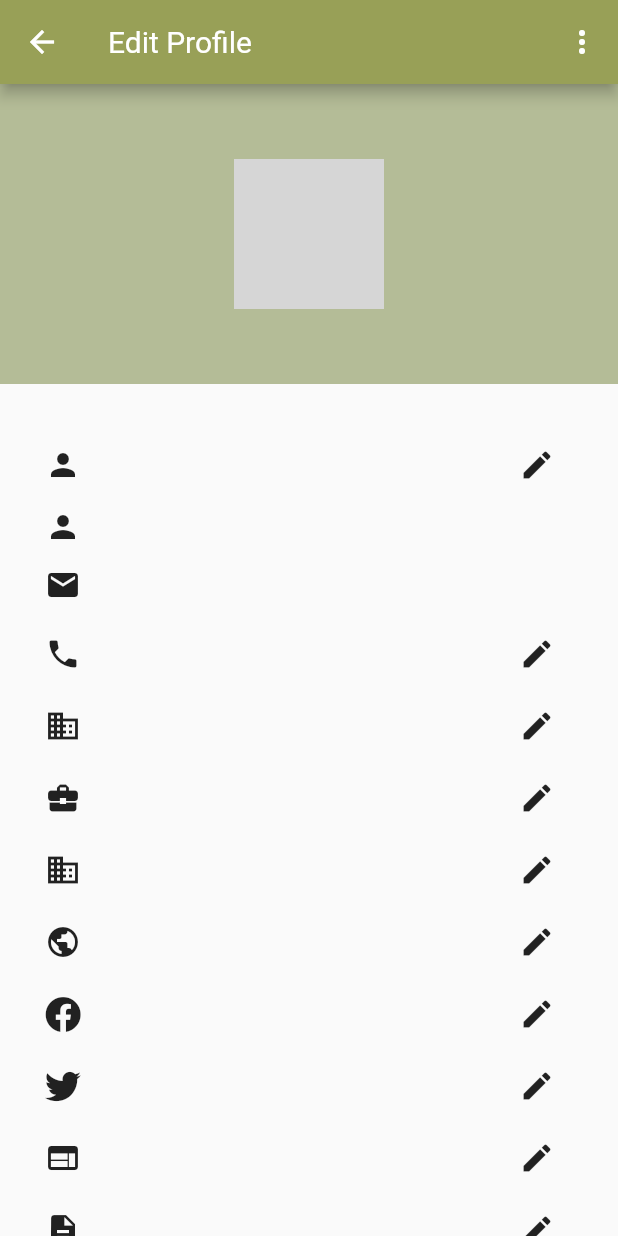
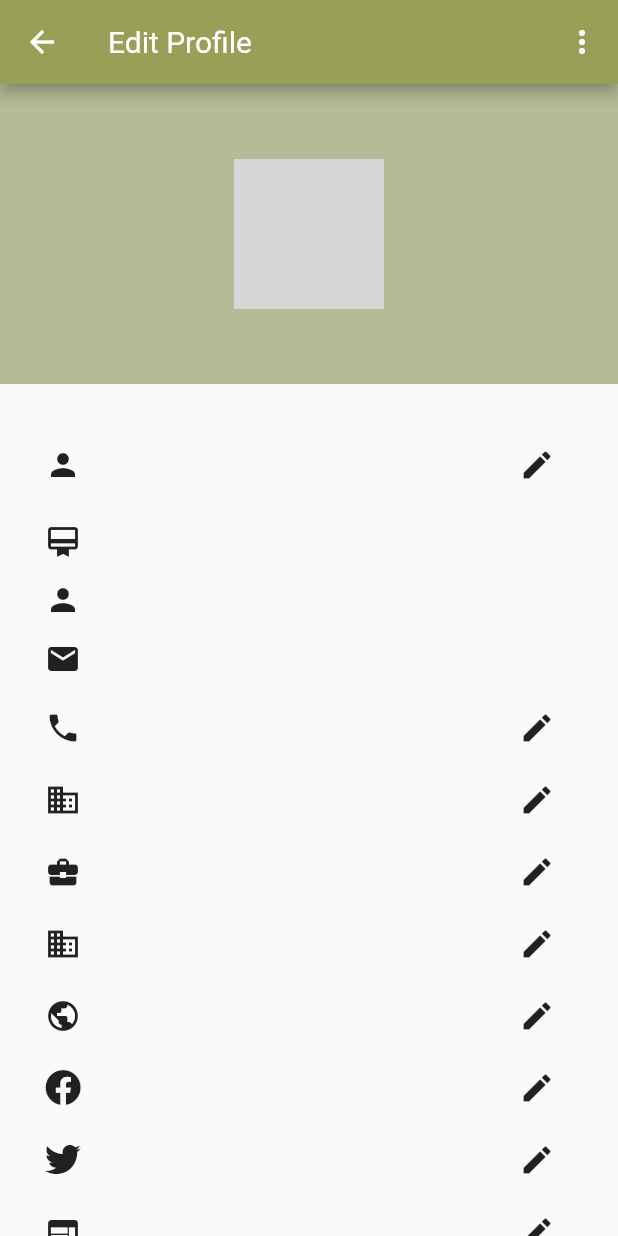
Before and after one commit to j2yemi/icps, a Flutter app: the EditProfile screen opened directly, on a phone screen of 412 x 824 dp. Run offline on Flutter 3.47's test engine with Material 2 defaults, Android fonts, the light colour scheme and no system bars; our stand-ins replace cached_network_image, dio, file_picker, flutter_rating, flutter_screenutil, fluttertoast and 5 more; missing offline and left inert: downloads_path_provider, fab_menu; network calls fail; grey boxes are pictures that could not be loaded.

Commit message:
This are the ICPS 19 files

```diff
--- a/lib/app_screens/popupMenu/EditProfile.dart
+++ b/lib/app_screens/popupMenu/EditProfile.dart
@@ -202,7 +202,45 @@ class _EditProfileState extends State<EditProfile> {
                           ),
                         ),
                         new Container(
-                          padding: new EdgeInsets.only(top: 5.0,),
+                          padding: new EdgeInsets.only(top: 15.0),
+                          child: new Row(
+                            mainAxisAlignment: MainAxisAlignment.spaceBetween,
+                            children: <Widget>[
+                              new Container(
+                                  child: new Row(
+                                    crossAxisAlignment: CrossAxisAlignment.start,
+                                    children: <Widget>[
+                                      new Container(
+                                        padding: new EdgeInsets.only(right: 30.0),
+                                        child: new Icon(
+                                            Icons.card_membership
+                                        ),
+                                      ),
+                                      new Container (
+                                          width: ScreenUtil.getInstance().setWidth(445),
+                                          child: new Text('${user.conferenceId}',
+                                            style: new TextStyle(
+                                              fontSize: ScreenUtil(allowFontScaling: true)
+                                                  .setSp(31),
+                                            ),
+                                          )
+                                      ),
+                                    ],
+                                  )
+                              ),
+//                              IconButton(
+//                                icon: Icon(Icons.edit),
+//                                onPressed: () {
+//                                  Navigator.push(context,
+//                                      MaterialPageRoute(builder: (context) => UpdateName(user: user, password: widget.password, data: widget.data,))
+//                                  );
+//                                },
+//                              )
+                            ],
+                          ),
+                        ),
+                        new Container(
+                          padding: new EdgeInsets.only(top: 15.0),
                           child: new Row(
                             mainAxisAlignment: MainAxisAlignment.spaceBetween,
                             children: <Widget>[
```
Also changed, not shown: 1 other file.
